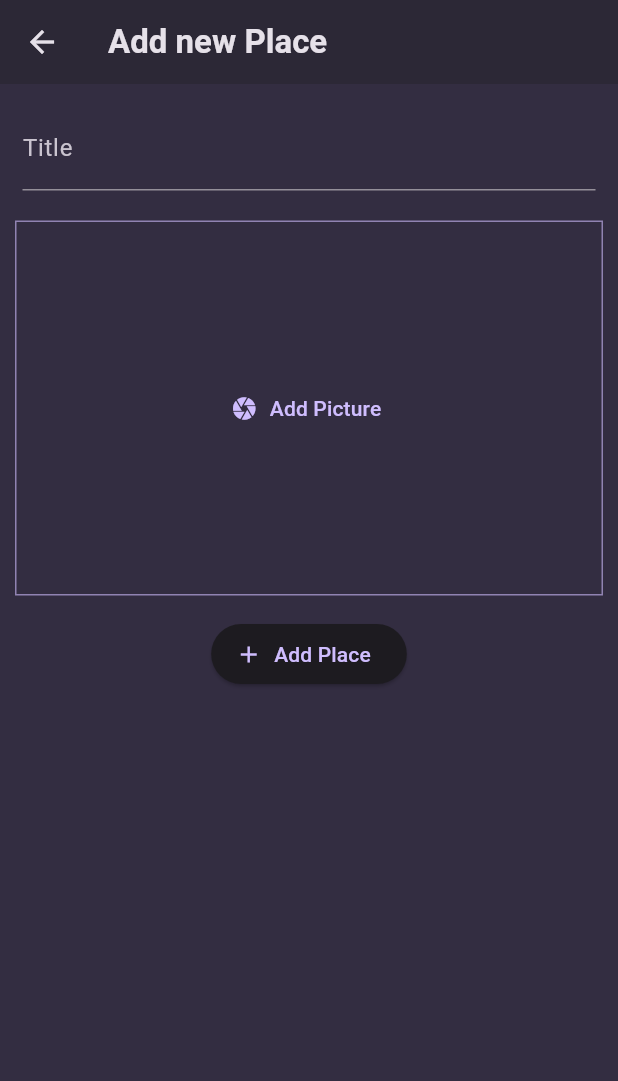
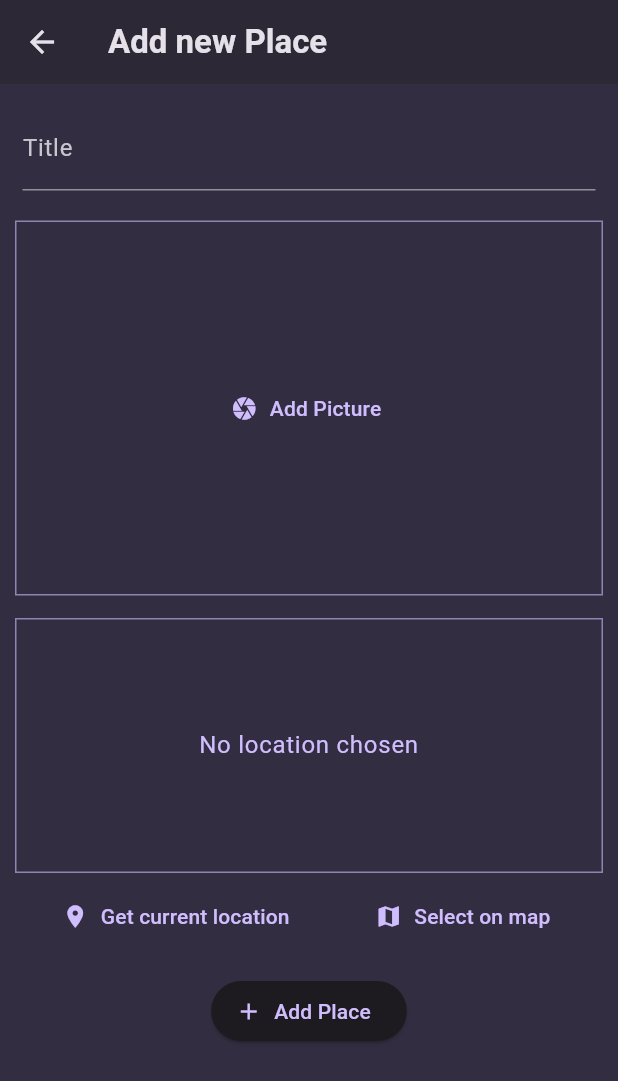
Before and after one commit to VishalRChaudhari/FavouritePlaces, a Flutter app: the AddPlace screen opened directly, on a phone screen of 412 x 824 dp. Shown: the top 1081 px of the screen. Run offline on Flutter 3.47's test engine with Material 3 defaults, Android fonts, the phone set to English and light mode, and no system bars; our stand-ins replace flutter_riverpod, google_fonts, image_picker, location.

Commit message:
Location input page, location retrieve functions,getting address by longitude and lattitude using reverse geocoding API

```diff
--- a/lib/Screens/add_place.dart
+++ b/lib/Screens/add_place.dart
@@ -1,6 +1,7 @@
 import 'dart:io';
 
 import 'package:favouriteplacesall/Widgets/imageInput.dart';
+import 'package:favouriteplacesall/Widgets/location_input.dart';
 import 'package:favouriteplacesall/main.dart';
 import 'package:favouriteplacesall/providers/user_places.dart';
 import 'package:flutter/material.dart';
@@ -72,6 +73,10 @@ class _AddPlaceState extends ConsumerState<AddPlace> {
             const SizedBox(
               height: 15,
             ),
+            LocationInput(),
+            const SizedBox(
+              height: 15,
+            ),
             ElevatedButton.icon(
               onPressed: _addPlace,
               icon: const Icon(Icons.add),
--- /dev/null
+++ b/lib/Widgets/location_input.dart
@@ -0,0 +1,118 @@
+import 'dart:convert';
+
+import 'package:favouriteplacesall/models/places.dart';
+import 'package:flutter/material.dart';
+import 'package:location/location.dart';
+import 'package:http/http.dart' as http;
+
+class LocationInput extends StatefulWidget {
+  const LocationInput({super.key});
+
+  @override
+  State<LocationInput> createState() => _LocationInputState();
+}
+
+class _LocationInputState extends State<LocationInput> {
+  PlaceLocation? _pickedlocation;
+  var _isLoading = false;
+  void _getCurrentLocation() async {
+    Location location = Location();
+
+    bool serviceEnabled;
+    PermissionStatus permissionGranted;
+    LocationData locationData;
+
+    serviceEnabled = await location.serviceEnabled();
+    if (!serviceEnabled) {
+      serviceEnabled = await location.requestService();
+      if (!serviceEnabled) {
+        return;
+      }
+    }
+
+    permissionGranted = await location.hasPermission();
+    if (permissionGranted == PermissionStatus.denied) {
+      permissionGranted = await location.requestPermission();
+      if (permissionGranted != PermissionStatus.granted) {
+        return;
+      }
+    }
+
+    setState(() {
+      _isLoading = true;
+    });
+
+    locationData = await location.getLocation();
+    var lat = locationData.latitude;
+    var lng = locationData.longitude;
+
+    if (lat == null || lng == null) {
+      return;
+    }
+
+    final url = Uri.parse(
+        'https://maps.googleapis.com/maps/api/geocode/json?latlng=$lat,$lng&key=AIzaSyCb7B6hIN-GgGNgLfoIHyTyIbkzM75ZbRM');
+    final response = await http.get(url);
+    final resData = json.decode(response.body);
+    final address = resData['results'][0]['formatted_address'];
+
+    setState(() {
+      _pickedlocation = PlaceLocation(
+        address: address,
+        lat: lat,
+        lng: lng,
+      );
+      _isLoading = false;
+    });
+  }
+
+  @override
+  Widget build(BuildContext context) {
+    Widget previewContent = Text(
+      'No location chosen',
+      textAlign: TextAlign.center,
+      style: Theme.of(context)
+          .textTheme
+          .bodyLarge!
+          .copyWith(color: Theme.of(context).colorScheme.primary),
+    );
+    if (_isLoading) {
+      previewContent = const CircularProgressIndicator();
+    }
+    return Column(
+      children: [
+        Container(
+          alignment: Alignment.center,
+          margin: const EdgeInsets.only(left: 10, right: 10),
+          height: 170,
+          width: double.infinity,
+          decoration: BoxDecoration(
+            border: Border.all(
+              width: 1,
+              color: Theme.of(context).colorScheme.primary.withOpacity(0.6),
+            ),
+          ),
+          child: previewContent,
+        ),
+        const SizedBox(
+          height: 5,
+        ),
+        Row(
+          mainAxisAlignment: MainAxisAlignment.spaceEvenly,
+          children: [
+            TextButton.icon(
+              icon: const Icon(Icons.location_on),
+              onPressed: _getCurrentLocation,
+              label: const Text('Get current location'),
+            ),
+            TextButton.icon(
+              icon: const Icon(Icons.map),
+              onPressed: () {},
+              label: const Text('Select on map'),
+            ),
+          ],
+        ),
+      ],
+    );
+  }
+}
--- a/lib/models/places.dart
+++ b/lib/models/places.dart
@@ -3,9 +3,19 @@ import 'dart:io';
 
 const uuid = Uuid();
 
+class PlaceLocation {
+  PlaceLocation({required this.address, required this.lat, required this.lng});
+
+  final double lat;
+  final double lng;
+  String address;
+}
+
 class Places {
-  Places({required this.title, required this.image}) : id = uuid.v4();
+  Places({required this.title, required this.image, required this.location})
+      : id = uuid.v4();
   final String id;
   final String title;
   final File image;
+  final PlaceLocation location;
 }
--- a/pubspec.yaml
+++ b/pubspec.yaml
@@ -40,6 +40,8 @@ dependencies:
   riverpod: ^2.5.1
   flutter_riverpod: ^2.5.1
   image_picker: ^1.1.2
+  location: ^6.0.2
+  http: ^1.2.2
 
 dev_dependencies:
   flutter_test:
```
Also changed, not shown: pubspec.lock, 1 other file.
